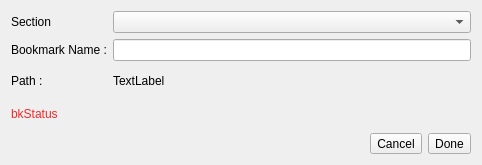
Qt form cprime/bookmarkdialog.ui (s96Abrar/libcprime) before a commit.
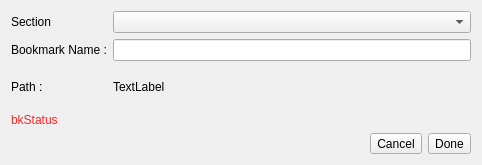
The same form after that commit. Icons and pictures are not drawn.

Diff of the .ui file:
```diff
--- a/cprime/bookmarkdialog.ui
+++ b/cprime/bookmarkdialog.ui
@@ -23,6 +23,12 @@
   <layout class="QGridLayout" name="gridLayout">
    <item row="2" column="1">
     <widget class="QLabel" name="path">
+     <property name="sizePolicy">
+      <sizepolicy hsizetype="Preferred" vsizetype="Expanding">
+       <horstretch>0</horstretch>
+       <verstretch>0</verstretch>
+      </sizepolicy>
+     </property>
      <property name="text">
       <string>TextLabel</string>
      </property>
```
Left out of the diff: 6 changed lines with no effect on the pictures.
